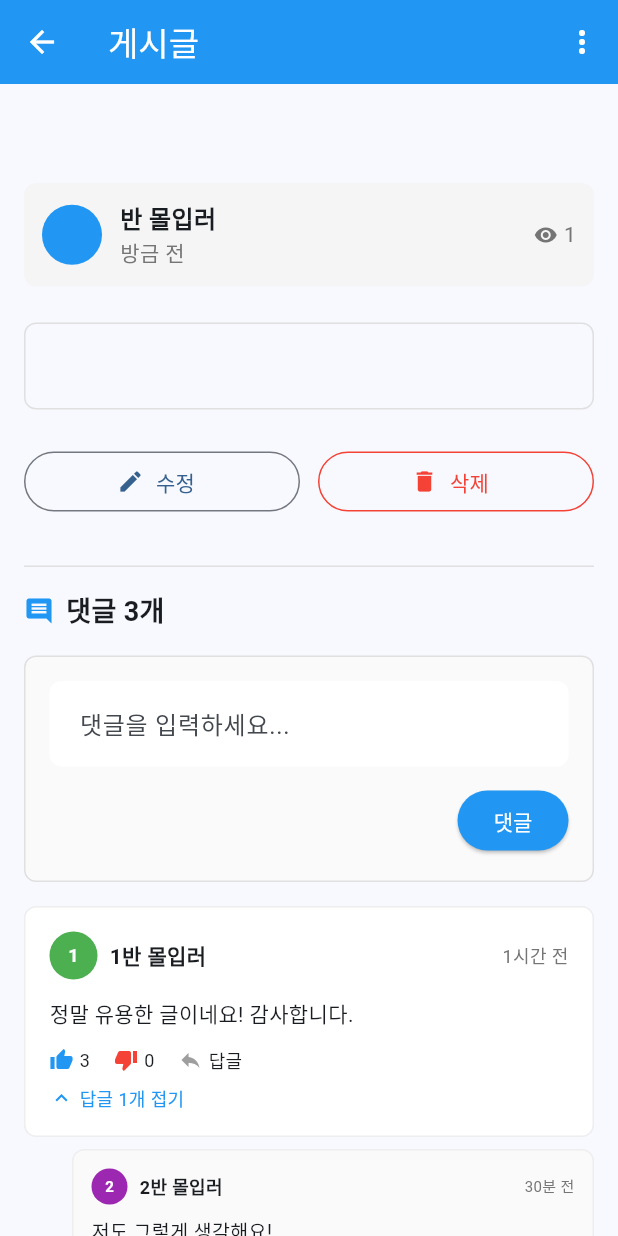
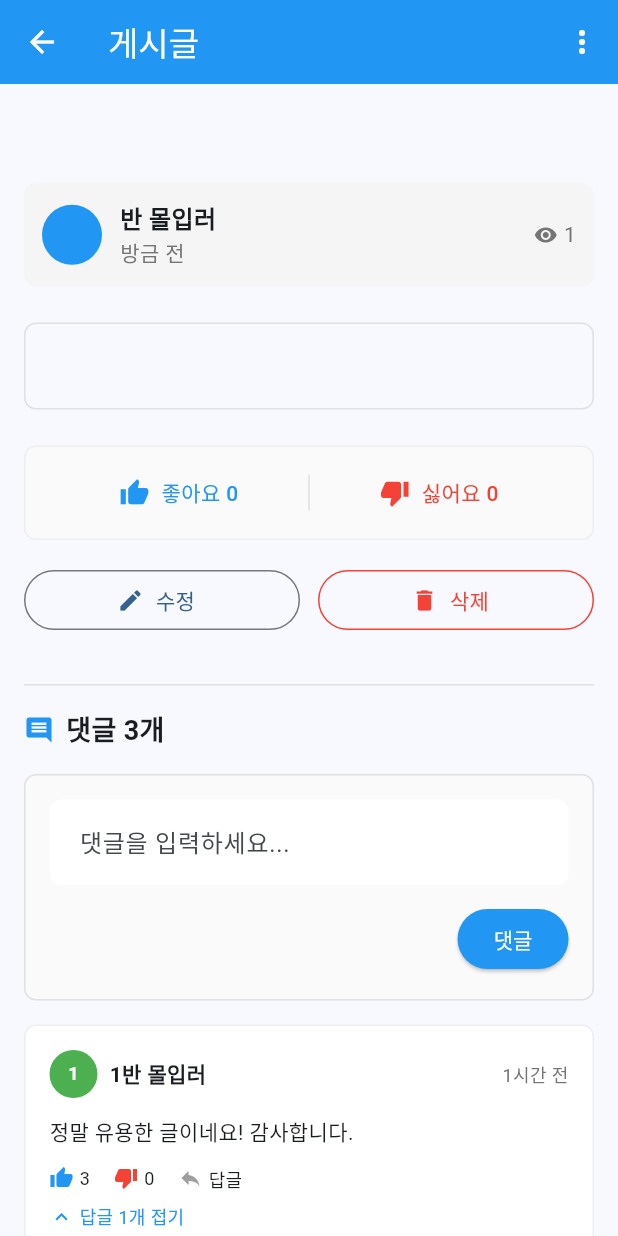
Before and after one commit to poosh1324/madcamp_week1_front, a Flutter app: the PostDetailPage screen opened directly with empty values, on a phone screen of 412 x 824 dp. Run offline on Flutter 3.47's test engine with Material 3 defaults, Android fonts, the light colour scheme and no system bars; our stand-ins replace image_picker, shared_preferences; accounts and stored records are empty; network calls fail.

Commit message:
게시글 좋아요 기능 구현

```diff
--- a/lib/board/post_detail_page.dart
+++ b/lib/board/post_detail_page.dart
@@ -469,6 +469,55 @@ class _PostDetailPageState extends State<PostDetailPage> {
     return total;
   }
 
+  // 게시글 좋아요/싫어요
+  Future<void> _likePost(bool isLike) async {
+    try {
+      final result = await BoardApiService.likePost(
+        postId: currentPost.id,
+        isLike: isLike,
+      );
+
+      print("게시글 좋아요 결과: $result");
+
+      // 결과에 따라 좋아요/싫어요 수 업데이트
+      int newLikes = currentPost.likes;
+      int newDislikes = currentPost.dislikes;
+
+             if (result.contains("Post like removed")) {
+        newLikes -= 1;
+      } else if (result.contains("Post dislike removed")) {
+        newDislikes -= 1;
+      } else if (result.contains("Post liked successfully")) {
+        newLikes += 1;
+      } else if (result.contains("Post disliked successfully")) {
+        newDislikes += 1;
+      } else if (result.contains("Post vote changed to dislike")) {
+        newLikes -= 1;
+        newDislikes += 1;
+      } else if (result.contains("Post vote changed to like")) {
+        newLikes += 1;
+        newDislikes -= 1;
+      }
+
+      setState(() {
+        currentPost = currentPost.copyWith(
+          likes: newLikes,
+          dislikes: newDislikes,
+        );
+      });
+
+      // 상위 위젯에 업데이트 알림
+      widget.onPostUpdated(currentPost);
+
+    } catch (e) {
+      if (mounted) {
+        ScaffoldMessenger.of(
+          context,
+        ).showSnackBar(SnackBar(content: Text('좋아요/싫어요 실패: ${e.toString()}')));
+      }
+    }
+  }
+
   // 댓글 ID로 댓글 찾기 (대댓글 포함)
   Comment _findCommentById(String commentId) {
     // 먼저 일반 댓글에서 찾기
@@ -669,6 +718,82 @@ class _PostDetailPageState extends State<PostDetailPage> {
               ),
             ),
             const SizedBox(height: 24),
+
+            // 게시글 좋아요/싫어요 버튼
+            Container(
+              padding: const EdgeInsets.symmetric(vertical: 12, horizontal: 16),
+              decoration: BoxDecoration(
+                color: Colors.grey.shade50,
+                borderRadius: BorderRadius.circular(8),
+                border: Border.all(color: Colors.grey.shade200),
+              ),
+              child: Row(
+                mainAxisAlignment: MainAxisAlignment.spaceEvenly,
+                children: [
+                  // 좋아요 버튼
+                  InkWell(
+                    onTap: () => _likePost(true),
+                    borderRadius: BorderRadius.circular(8),
+                    child: Padding(
+                      padding: const EdgeInsets.symmetric(vertical: 8, horizontal: 16),
+                      child: Row(
+                        mainAxisSize: MainAxisSize.min,
+                        children: [
+                          Icon(
+                            Icons.thumb_up,
+                            size: 20,
+                            color: Colors.blue,
+                          ),
+                          const SizedBox(width: 8),
+                          Text(
+                            '좋아요 ${currentPost.likes}',
+                            style: const TextStyle(
+                              color: Colors.blue,
+                              fontWeight: FontWeight.w500,
+                            ),
+                          ),
+                        ],
+                      ),
+                    ),
+                  ),
+
+                  // 구분선
+                  Container(
+                    height: 24,
+                    width: 1,
+                    color: Colors.grey.shade300,
+                  ),
+
+                  // 싫어요 버튼
+                  InkWell(
+                    onTap: () => _likePost(false),
+                    borderRadius: BorderRadius.circular(8),
+                    child: Padding(
+                      padding: const EdgeInsets.symmetric(vertical: 8, horizontal: 16),
+                      child: Row(
+                        mainAxisSize: MainAxisSize.min,
+                        children: [
+                          Icon(
+                            Icons.thumb_down,
+                            size: 20,
+                            color: Colors.red,
+                          ),
+                          const SizedBox(width: 8),
+                          Text(
+                            '싫어요 ${currentPost.dislikes}',
+                            style: const TextStyle(
+                              color: Colors.red,
+                              fontWeight: FontWeight.w500,
+                            ),
+                          ),
+                        ],
+                      ),
+                    ),
+                  ),
+                ],
+              ),
+            ),
+            const SizedBox(height: 16),
 
             // 액션 버튼들 (권한이 있을 때만 표시)
             if (!isLoading && _canEdit())
```
Also changed, not shown: lib/board/board_api_service.dart (+35 -0 lines).
